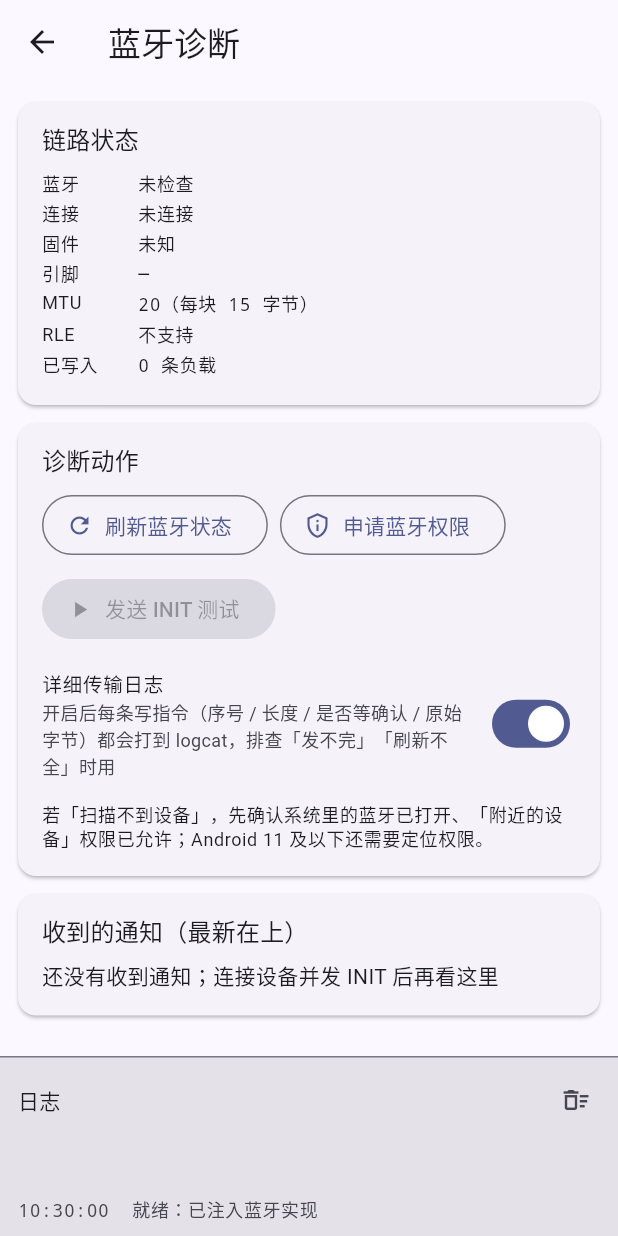
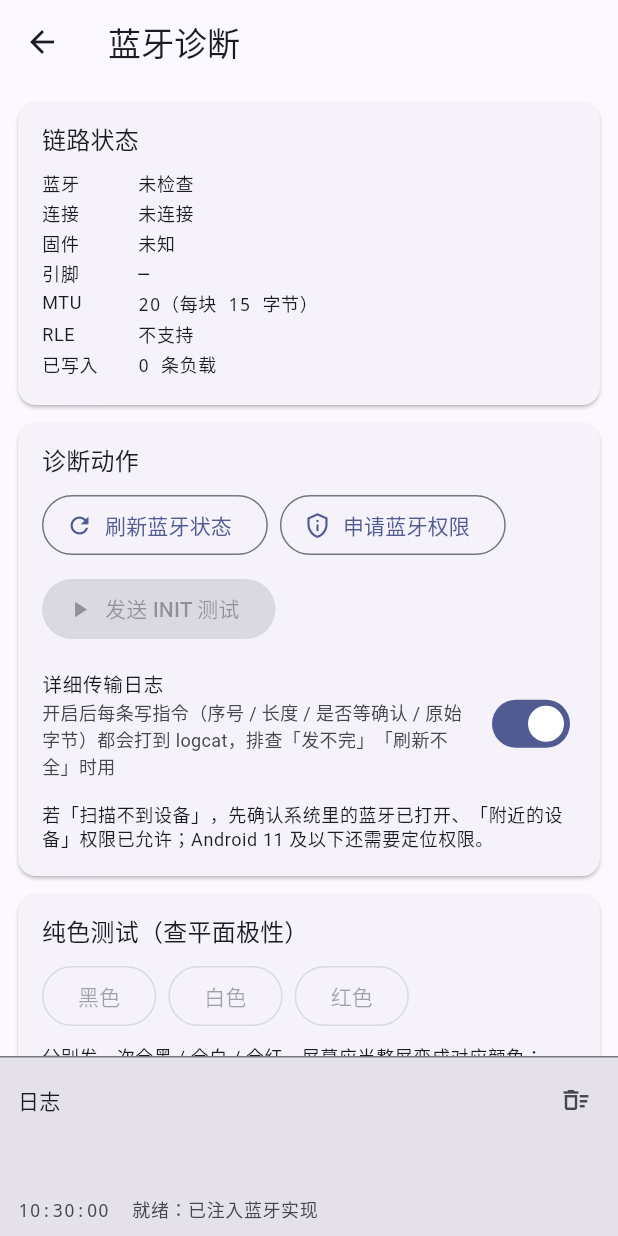
Before and after one commit to Yuzgaf33tref6/EPD_nRF5_Controller, a Flutter app: the DiagnosticsScreen screen opened directly, on a phone screen of 412 x 824 dp. Run offline on Flutter 3.47's test engine with Material 3 defaults, Android fonts, the phone set to English and light mode, and no system bars; our stand-ins replace image_picker, permission_handler; missing offline and left inert: flutter_reactive_ble.

Commit message:
feat(diagnostics): 纯色测试（全黑/全白/全红）用于定位平面极性问题

```diff
--- a/lib/screens/diagnostics_screen.dart
+++ b/lib/screens/diagnostics_screen.dart
@@ -1,8 +1,16 @@
 import 'package:flutter/material.dart';
 
+import '../image/epd_color.dart';
 import '../state/app_state.dart';
 import '../widgets/log_panel.dart';
 import '../widgets/section_card.dart';
+
+/// 纯色测试用的三个颜色（黑 / 白 / 红，即三色屏的全部基色）。
+final List<EpdColor> _solidTestColors = <EpdColor>[
+  rgbPalette[0],
+  rgbPalette[1],
+  rgbPalette[3],
+];
 
 /// 蓝牙诊断页：把链路层面的真实状态摊开，方便在没有真机现场时定位问题。
 ///
@@ -102,6 +110,36 @@ class DiagnosticsScreen extends StatelessWidget {
                 ),
                 const SizedBox(height: 12),
                 SectionCard(
+                  title: '纯色测试（查平面极性）',
+                  child: Column(
+                    crossAxisAlignment: CrossAxisAlignment.start,
+                    children: <Widget>[
+                      Wrap(
+                        spacing: 8,
+                        runSpacing: 8,
+                        children: <Widget>[
+                          for (final EpdColor color in _solidTestColors)
+                            OutlinedButton(
+                              onPressed: state.isConnected
+                                  ? () => state.sendSolidColor(color)
+                                  : null,
+                              child: Text(color.name),
+                            ),
+                        ],
+                      ),
+                      const SizedBox(height: 8),
+                      Text(
+                        '分别发一次全黑 / 全白 / 全红，屏幕应当整屏变成对应颜色：\n'
+                        '· 发全黑却出来红色 → 黑白平面与红白平面搞反了；\n'
+                        '· 发全红却出来白色（或反之）→ 红白平面极性相反；\n'
+                        '· 三个都对 → 数据链路没问题，问题在抖动后的图本身。',
+                        style: theme.textTheme.bodySmall,
+                      ),
+                    ],
+                  ),
+                ),
+                const SizedBox(height: 12),
+                SectionCard(
                   title: '收到的通知（最新在上）',
                   child: state.notificationLog.isEmpty
                       ? const Text('还没有收到通知；连接设备并发 INIT 后再看这里')
```
Also changed, not shown: lib/state/app_state.dart (+46 -1 lines), 1 other file.
